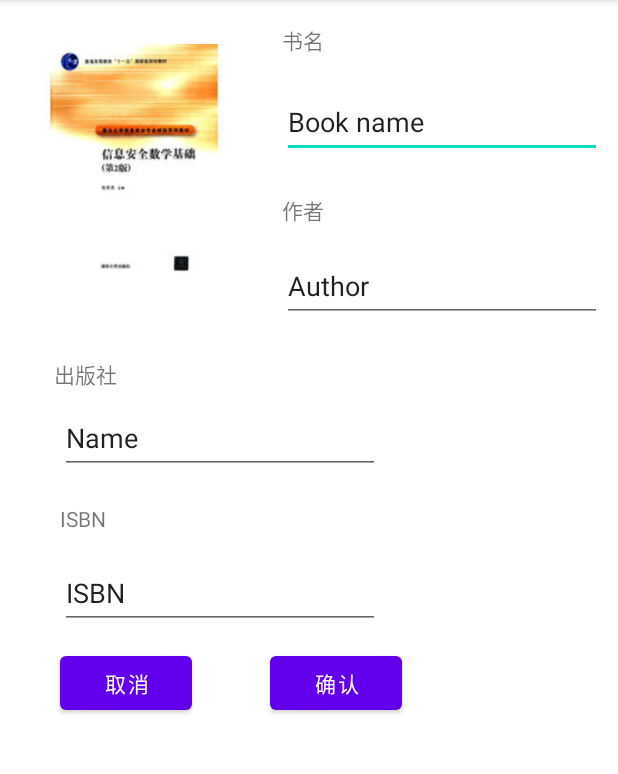
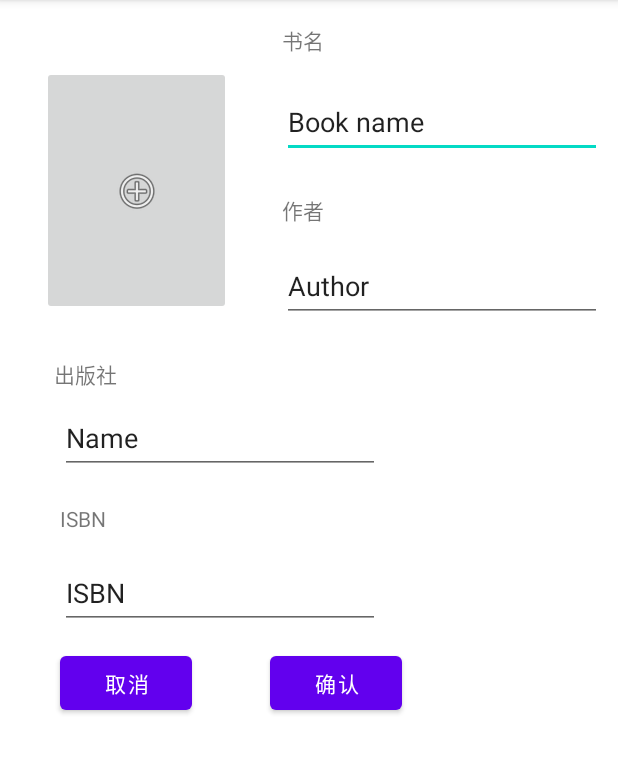
Before and after one commit to GXshushu/book_management_system_new, an Android app: the AddActivity screen opened directly, with no data from a screen before it, on a phone screen of 412 x 824 dp, the part 84-858 px from its top. Run offline under Robolectric (Android 15) with nearby library versions, the phone set to English and light mode, and no system bars.

Commit message:
在添加书本的时候可以拉取相册选择书本图片到内存中。

```diff
--- a/app/build.gradle
+++ b/app/build.gradle
@@ -35,4 +35,7 @@ dependencies {
     testImplementation 'junit:junit:4.13.2'
     androidTestImplementation 'androidx.test.ext:junit:1.1.3'
     androidTestImplementation 'androidx.test.espresso:espresso-core:3.4.0'
+    implementation 'com.github.bumptech.glide:glide:4.12.0'
+    annotationProcessor 'com.github.bumptech.glide:compiler:4.12.0'
+
 }
--- a/app/src/main/java/com/example/book_management_system/AddActivity.java
+++ b/app/src/main/java/com/example/book_management_system/AddActivity.java
@@ -1,19 +1,33 @@
 package com.example.book_management_system;
 
+import androidx.activity.result.ActivityResult;
+import androidx.activity.result.ActivityResultCallback;
+import androidx.activity.result.ActivityResultLauncher;
+import androidx.activity.result.contract.ActivityResultContracts;
 import androidx.appcompat.app.AppCompatActivity;
 
+import android.content.Context;
 import android.content.Intent;
+import android.graphics.drawable.Drawable;
 import android.os.Bundle;
+import android.provider.MediaStore;
 import android.view.View;
 import android.widget.Button;
+import android.widget.ImageButton;
 import android.widget.TextView;
+
+import com.bumptech.glide.Glide;
+
 
 public class AddActivity extends AppCompatActivity {
     Button btn_cancel;
+    ImageButton imageButton;
+    Context context;
     @Override
     protected void onCreate(Bundle savedInstanceState) {
         super.onCreate(savedInstanceState);
         setContentView(R.layout.activity_add);
+        context = this.getApplicationContext();
         btn_cancel=(Button) findViewById(R.id.buttoncancel);
         Intent intent = getIntent();
         TextView textView_title = findViewById(R.id.editTextTextPersonName);
@@ -44,10 +58,31 @@ public class AddActivity extends AppCompatActivity {
                 finish();
             }
         });
+        imageButton = (ImageButton) findViewById(R.id.imageButton);
+        imageButton.setOnClickListener(new View.OnClickListener() {
+            @Override
+            public void onClick(View view) {
+                Intent gallery = new Intent(Intent.ACTION_PICK);
+                gallery.setDataAndType(MediaStore.Images.Media.EXTERNAL_CONTENT_URI, "image/*");
+                chooseimage_result.launch(gallery);
+            }
+        });
     }
     @Override
     public void onBackPressed() {
         //TODO something
         btn_cancel.callOnClick();
     }
+    public ActivityResultLauncher chooseimage_result = registerForActivityResult(
+            new ActivityResultContracts.StartActivityForResult(),
+            new ActivityResultCallback<ActivityResult>(){
+                @Override
+                public void onActivityResult(ActivityResult result) {
+                    Intent intent = result.getData();
+                    Glide.with(context).load(intent.getData()).into(imageButton);
+                    Drawable image = imageButton.getDrawable();
+
+                    onResume();
+                }
+            });
 }
--- a/app/src/main/res/layout/activity_add.xml
+++ b/app/src/main/res/layout/activity_add.xml
@@ -111,17 +111,14 @@
         app:layout_constraintStart_toEndOf="@+id/buttoncancel"
         app:layout_constraintTop_toTopOf="@+id/buttoncancel" />
 
-    <ImageView
-        android:id="@+id/imageView3"
-        android:layout_width="165dp"
-        android:layout_height="157dp"
-        android:layout_marginEnd="16dp"
-        android:layout_marginBottom="52dp"
-        app:layout_constraintBottom_toTopOf="@+id/textView10"
-        app:layout_constraintEnd_toStartOf="@+id/editTextTextPersonName"
-        app:layout_constraintHorizontal_bias="1.0"
+    <ImageButton
+        android:id="@+id/imageButton"
+        android:layout_width="126dp"
+        android:layout_height="166dp"
+        android:layout_marginStart="28dp"
+        android:layout_marginTop="44dp"
         app:layout_constraintStart_toStartOf="parent"
         app:layout_constraintTop_toTopOf="parent"
-        app:layout_constraintVertical_bias="1.0"
-        app:srcCompat="@drawable/a1" />
+        app:srcCompat="@android:drawable/ic_menu_add" />
+
 </androidx.constraintlayout.widget.ConstraintLayout>
```
